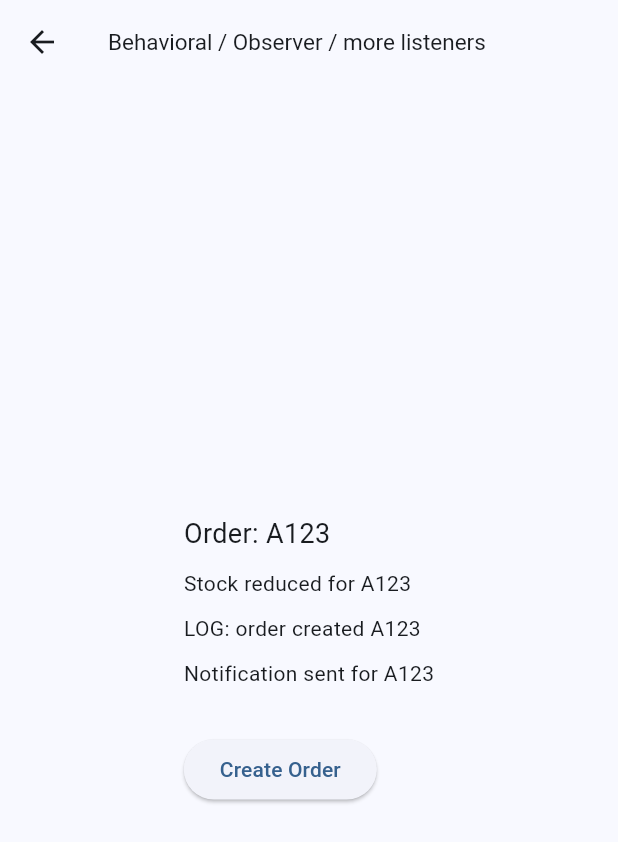
After one commit to thehelmsdeep/design_patterns, a Flutter app: the OrderPage screen opened directly, after a tap on "Create Order", on a phone screen of 412 x 824 dp. The commit adds this screen. Shown: the top 842 px of the screen. Run offline on Flutter 3.47's test engine with Material 3 defaults, Android fonts, the phone set to English and light mode, and no system bars.

Commit message:
/ observer pattern updated/

```diff
--- /dev/null
+++ b/lib/behavioral/observer/implementation_2.dart
@@ -0,0 +1,142 @@
+import 'package:design_patterns/behavioral/observer/pattern.dart';
+import 'package:flutter/material.dart';
+
+
+
+
+
+
+class Order {
+  final String id;
+  final double total;
+
+  Order(this.id, this.total);
+}
+
+
+
+
+
+class OrderController {
+  final Observable<Order?> currentOrder =
+  Observable<Order?>(null);
+
+  void createOrder(String id, double total) {
+    final order = Order(id, total);
+    currentOrder.setValue(order);
+  }
+}
+
+
+
+
+
+class OrderPage extends StatefulWidget {
+
+  final String category;
+  final String subCategory;
+  const OrderPage({super.key,required this.category,required this.subCategory});
+
+  @override
+  State<OrderPage> createState() => _OrderPageState();
+}
+
+class _OrderPageState extends State<OrderPage> {
+  final controller = OrderController();
+
+  String uiText = "No order yet";
+  String inventoryText = "";
+  String logText = "";
+  String notificationText = "";
+
+  @override
+  void initState() {
+    super.initState();
+
+    /// ===============================
+    /// Listener 1: UI update
+    /// ===============================
+    controller.currentOrder.subscribe((order) {
+      setState(() {
+        uiText = "Order: ${order?.id}";
+      });
+    });
+
+    /// ===============================
+    /// Listener 2: Inventory update
+    /// ===============================
+    controller.currentOrder.subscribe((order) {
+      setState(() {
+        inventoryText =
+        "Stock reduced for ${order?.id}";
+      });
+    });
+
+    /// ===============================
+    /// Listener 3: Logging
+    /// ===============================
+    controller.currentOrder.subscribe((order) {
+      setState(() {
+        logText =
+        "LOG: order created ${order?.id}";
+      });
+    });
+
+    /// ===============================
+    /// Listener 4: Notification
+    /// ===============================
+    controller.currentOrder.subscribe((order) {
+      setState(() {
+        notificationText =
+        "Notification sent for ${order?.id}";
+      });
+    });
+  }
+
+
+
+
+
+  @override
+  Widget build(BuildContext context) {
+    return Scaffold(
+      appBar: AppBar(
+        title:  Text('${widget.category} / ${widget.subCategory}',style: TextStyle(fontSize: 15),),
+      ),
+      body: Padding(
+        padding: const EdgeInsets.all(16),
+        child: Center(
+          child: Column(
+            crossAxisAlignment: CrossAxisAlignment.start,
+            mainAxisAlignment: MainAxisAlignment.center,
+            children: [
+              Text(uiText,
+                  style: const TextStyle(fontSize: 18)),
+
+              const SizedBox(height: 10),
+
+              Text(inventoryText),
+
+              const SizedBox(height: 10),
+
+              Text(logText),
+
+              const SizedBox(height: 10),
+
+              Text(notificationText),
+
+              const SizedBox(height: 30),
+
+              ElevatedButton(
+                onPressed: () {
+                  controller.createOrder("A123", 250);
+                },
+                child: const Text("Create Order"),
+              ),
+            ],
+          ),
+        ),
+      ),
+    );
+  }
+}
--- a/lib/data.dart
+++ b/lib/data.dart
@@ -1,16 +1,17 @@
 import 'package:flutter/material.dart';
 
 import 'behavioral/observer/implementation.dart' as observer;
-import 'behavioral/strategy/implementation.dart' as strategy;
+//import 'behavioral/strategy/implementation.dart' as strategy;
 import 'behavioral/chain_of_responsibility/implementation.dart' as chain;
-
-import 'creational/singleton/implementation.dart' as singleton;
-import 'creational/factory/implementation.dart' as ffactory;
-import 'creational/builder/implementation.dart' as builder;
-
-import 'structural/adapter/implementation.dart' as adapter;
-import 'structural/decorator/implementation.dart' as decorator;
-import 'structural/facade/implementation.dart' as facade;
+import 'behavioral/observer/implementation_2.dart';
+//
+// import 'creational/singleton/implementation.dart' as singleton;
+// import 'creational/factory/implementation.dart' as ffactory;
+// import 'creational/builder/implementation.dart' as builder;
+//
+// import 'structural/adapter/implementation.dart' as adapter;
+// import 'structural/decorator/implementation.dart' as decorator;
+// import 'structural/facade/implementation.dart' as facade;
 
 
 
@@ -89,12 +90,21 @@ final List<PatternCategory> categories = [
         name: "Observer",
         items: [
           PatternExample(
-            name: "Password Strength Checker",
+            name: "1 listener",
             page: () => observer.Screen(
               category: 'Behavioral',
-              subCategory: 'Observer',
+              subCategory: 'Observer / 1 listener',
             ),
           ),
+
+          PatternExample(
+            name: "more listeners",
+            page: () => OrderPage(
+              category: 'Behavioral',
+              subCategory: 'Observer / more listeners ',
+            ),
+          ),
+
         ],
       ),
       PatternSubCategory(
```
